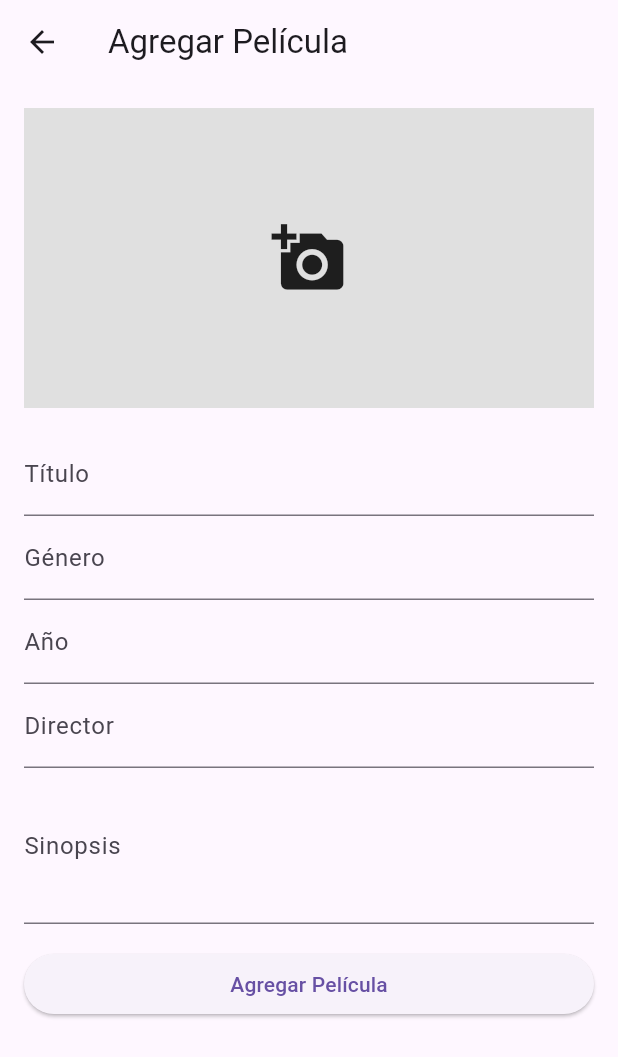
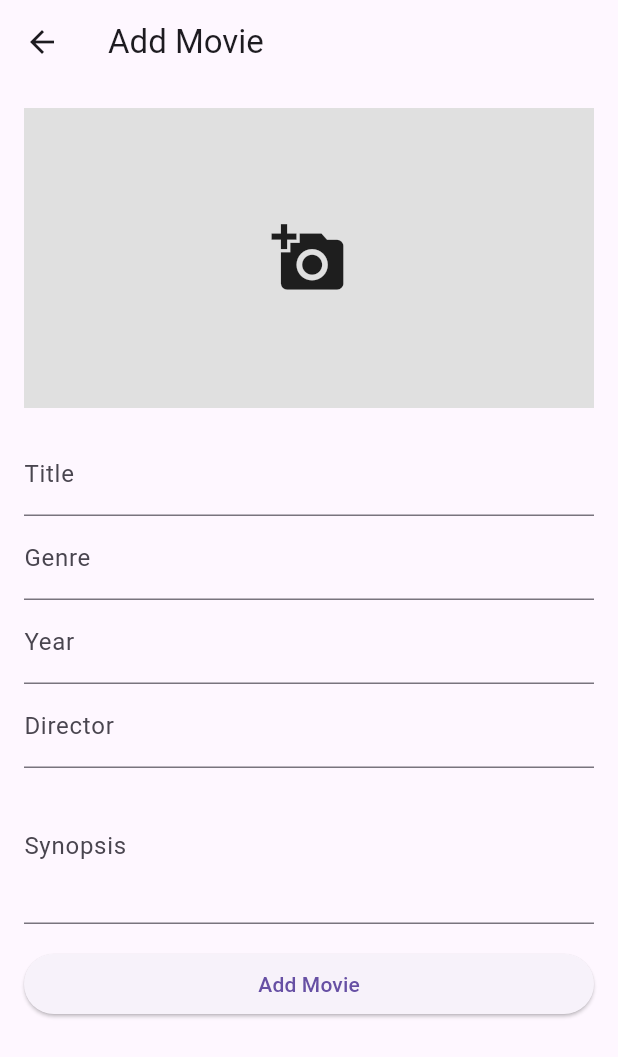
Before and after one commit to karimalisahili/catalogo_peliculas, a Flutter app: the AddMovieScreen screen opened by its route, on a phone screen of 412 x 824 dp. Shown: the top 1057 px of the screen. Run offline on Flutter 3.47's test engine with Material 3 defaults, Android fonts, the phone set to English and light mode, and no system bars; our stand-ins replace cloud_firestore, firebase_auth, firebase_core, go_router, google_fonts, image_picker; missing offline and left inert: firebase_ui_auth; accounts and stored records are empty.

```diff
--- a/lib/add_movie_screen.dart
+++ b/lib/add_movie_screen.dart
@@ -1,3 +1,4 @@
+//Pagina que permite insertar una pelicula en la base de datos.
 import 'dart:io';
 import 'package:flutter/material.dart';
 import 'package:image_picker/image_picker.dart';
@@ -54,7 +55,7 @@ class _AddMovieScreenState extends State<AddMovieScreen> {
         // Mostrar SnackBar
         ScaffoldMessenger.of(context).showSnackBar(
           const SnackBar(
-            content: Text('Película agregada con éxito'),
+            content: Text('Movie added successfully'),
             duration: Duration(seconds: 2),
           ),
         );
@@ -79,7 +80,7 @@ class _AddMovieScreenState extends State<AddMovieScreen> {
   Widget build(BuildContext context) {
     return Scaffold(
       appBar: AppBar(
-        title: const Text('Agregar Película'),
+        title: const Text('Add Movie'),
       ),
       body: Padding(
         padding: const EdgeInsets.all(16.0),
@@ -100,31 +101,31 @@ class _AddMovieScreenState extends State<AddMovieScreen> {
               const SizedBox(height: 16),
               TextFormField(
                 controller: _titleController,
-                decoration: const InputDecoration(labelText: 'Título'),
+                decoration: const InputDecoration(labelText: 'Title'),
                 validator: (value) {
                   if (value == null || value.isEmpty) {
-                    return 'Por favor ingrese un título';
+                    return 'Please enter a title';
                   }
                   return null;
                 },
               ),
               TextFormField(
                 controller: _genreController,
-                decoration: const InputDecoration(labelText: 'Género'),
+                decoration: const InputDecoration(labelText: 'Genre'),
                 validator: (value) {
                   if (value == null || value.isEmpty) {
-                    return 'Por favor ingrese un género';
+                    return 'Please enter a genre';
                   }
                   return null;
                 },
               ),
               TextFormField(
                 controller: _yearController,
-                decoration: const InputDecoration(labelText: 'Año'),
+                decoration: const InputDecoration(labelText: 'Year'),
                 keyboardType: TextInputType.number,
                 validator: (value) {
                   if (value == null || value.isEmpty) {
-                    return 'Por favor ingrese un año';
+                    return 'Please enter a year';
                   }
                   return null;
                 },
@@ -134,18 +135,18 @@ class _AddMovieScreenState extends State<AddMovieScreen> {
                 decoration: const InputDecoration(labelText: 'Director'),
                 validator: (value) {
                   if (value == null || value.isEmpty) {
-                    return 'Por favor ingrese un director';
+                    return 'Please enter a director';
                   }
                   return null;
                 },
               ),
               TextFormField(
                 controller: _synopsisController,
-                decoration: const InputDecoration(labelText: 'Sinopsis'),
+                decoration: const InputDecoration(labelText: 'Synopsis'),
                 maxLines: 3,
                 validator: (value) {
                   if (value == null || value.isEmpty) {
-                    return 'Por favor ingrese una sinopsis';
+                    return 'Please enter a synopsis';
                   }
                   return null;
                 },
@@ -153,7 +154,7 @@ class _AddMovieScreenState extends State<AddMovieScreen> {
               const SizedBox(height: 16),
               ElevatedButton(
                 onPressed: _submitForm,
-                child: const Text('Agregar Película'),
+                child: const Text('Add Movie'),
               ),
             ],
           ),
--- a/lib/app_state.dart
+++ b/lib/app_state.dart
@@ -1,3 +1,5 @@
+//Esta pagina se encarga de manejar el estado de la aplicacion,
+//ademas de inicializar la aplicacion y configurar la autenticacion de Firebase.
 import 'package:firebase_auth/firebase_auth.dart' hide EmailAuthProvider, PhoneAuthProvider;
 import 'package:firebase_core/firebase_core.dart';
 import 'package:firebase_ui_auth/firebase_ui_auth.dart';
--- a/lib/home_page.dart
+++ b/lib/home_page.dart
@@ -1,10 +1,9 @@
+//Pantalla donde se visualiza el catalogo de peliculas, ver el detalle o eliminar la pelicula.
 import 'dart:io';
 
 import 'package:flutter/material.dart';
-import 'package:provider/provider.dart';
 import 'package:cloud_firestore/cloud_firestore.dart';
 import 'package:firebase_auth/firebase_auth.dart';
-import 'app_state.dart';
 import 'src/bottom_nav_bar.dart'; // Importa el nuevo archivo
 import 'movie_details_screen.dart'; // Importa la pantalla de detalles de la película
 
@@ -28,16 +27,16 @@ class _HomePageState extends State<HomePage> {
     final confirmation = await showDialog(
       context: context,
       builder: (context) => AlertDialog(
-        title: const Text('Eliminar Película'),
-        content: const Text('¿Estás seguro de que deseas eliminar esta película?'),
+        title: const Text('Delete Movie'),
+        content: const Text('Are you sure you want to delete this movie?'),
         actions: [
           TextButton(
             onPressed: () => Navigator.of(context).pop(false),
-            child: const Text('Cancelar'),
+            child: const Text('Cancel'),
           ),
           TextButton(
             onPressed: () => Navigator.of(context).pop(true),
-            child: const Text('Eliminar'),
+            child: const Text('Delete'),
           ),
         ],
       ),
@@ -56,7 +55,7 @@ class _HomePageState extends State<HomePage> {
       onWillPop: () async => false, // Deshabilita el botón de retroceso
       child: Scaffold(
         appBar: AppBar(
-          title: const Text('Catálogo de Películas'),
+          title: const Text('Movie Catalog'),
           automaticallyImplyLeading: false, // Elimina el botón de retroceso
         ),
         body: StreamBuilder<QuerySnapshot>(
@@ -89,7 +88,7 @@ class _HomePageState extends State<HomePage> {
                     children: [
                       ElevatedButton(
                         onPressed: () => _deleteMovie(movie.id),
-                        child: const Text('Eliminar'),
+                        child: const Text('Delete'),
                       ),
                       const SizedBox(width: 8),
                       ElevatedButton(
@@ -101,7 +100,7 @@ class _HomePageState extends State<HomePage> {
                             ),
                           );
                         },
-                        child: const Text('Ver Detalles'),
+                        child: const Text('Details'),
                       ),
                     ],
                   ),
--- a/lib/movie_details_screen.dart
+++ b/lib/movie_details_screen.dart
@@ -1,3 +1,4 @@
+//permite ver los detalles de una pelicula.
 import 'dart:io';
 
 import 'package:flutter/material.dart';
@@ -28,15 +29,15 @@ class MovieDetailsScreen extends StatelessWidget {
                     child: const Icon(Icons.movie, size: 100),
                   ),
             const SizedBox(height: 16),
-            Text('Título: ${movie['title']}', style: const TextStyle(fontSize: 20, fontWeight: FontWeight.bold)),
+            Text('Title: ${movie['title']}', style: const TextStyle(fontSize: 20, fontWeight: FontWeight.bold)),
             const SizedBox(height: 8),
-            Text('Género: ${movie['genre']}', style: const TextStyle(fontSize: 16)),
+            Text('Genre: ${movie['genre']}', style: const TextStyle(fontSize: 16)),
             const SizedBox(height: 8),
-            Text('Año: ${movie['year']}', style: const TextStyle(fontSize: 16)),
+            Text('Year: ${movie['year']}', style: const TextStyle(fontSize: 16)),
             const SizedBox(height: 8),
             Text('Director: ${movie['director']}', style: const TextStyle(fontSize: 16)),
             const SizedBox(height: 8),
-            Text('Sinopsis: ${movie['synopsis']}', style: const TextStyle(fontSize: 16)),
+            Text('Synopsis: ${movie['synopsis']}', style: const TextStyle(fontSize: 16)),
           ],
         ),
       ),
--- a/lib/splash_screen.dart
+++ b/lib/splash_screen.dart
@@ -16,7 +16,7 @@ class SplashScreen extends StatelessWidget {
           children: [
             // Agrega el texto "Bienvenid@"
             const Text(
-              'Bienvenid@',
+              'Welcome',
               style: TextStyle(
                 fontSize: 24,
                 fontWeight: FontWeight.bold,
--- a/lib/src/bottom_nav_bar.dart
+++ b/lib/src/bottom_nav_bar.dart
@@ -1,14 +1,13 @@
-import 'dart:math';
-
+// Lleva a cabo la creación de la barra de navegación inferior de la aplicación
 import 'package:flutter/material.dart';
-import 'package:firebase_ui_auth/firebase_ui_auth.dart';
 import 'package:go_router/go_router.dart';
 
 class BottomNavBar extends StatefulWidget {
   final int selectedIndex;
   final Function(int) onItemTapped;
 
-  const BottomNavBar({super.key, required this.selectedIndex, required this.onItemTapped});
+  const BottomNavBar(
+      {super.key, required this.selectedIndex, required this.onItemTapped});
 
   @override
   _BottomNavBarState createState() => _BottomNavBarState();
@@ -21,15 +20,15 @@ class _BottomNavBarState extends State<BottomNavBar> {
       items: const <BottomNavigationBarItem>[
         BottomNavigationBarItem(
           icon: Icon(Icons.settings),
-          label: 'Configuración',
+          label: 'Configuration',
         ),
         BottomNavigationBarItem(
           icon: Icon(Icons.home),
-          label: 'Inicio',
+          label: 'Home',
         ),
         BottomNavigationBarItem(
           icon: Icon(Icons.add),
-          label: 'Agregar Película',
+          label: 'Add Movie',
         ),
       ],
       currentIndex: widget.selectedIndex,
@@ -44,11 +43,9 @@ class _BottomNavBarState extends State<BottomNavBar> {
         } else if (index == 2) {
           // Navegar a la pantalla de agregar película
           context.push('/home/agregar-pelicula');
-        }
-        else {
+        } else {
           widget.onItemTapped(index);
         }
-
       },
     );
   }
```
Also changed, not shown: lib/main.dart (+8 -2 lines).
